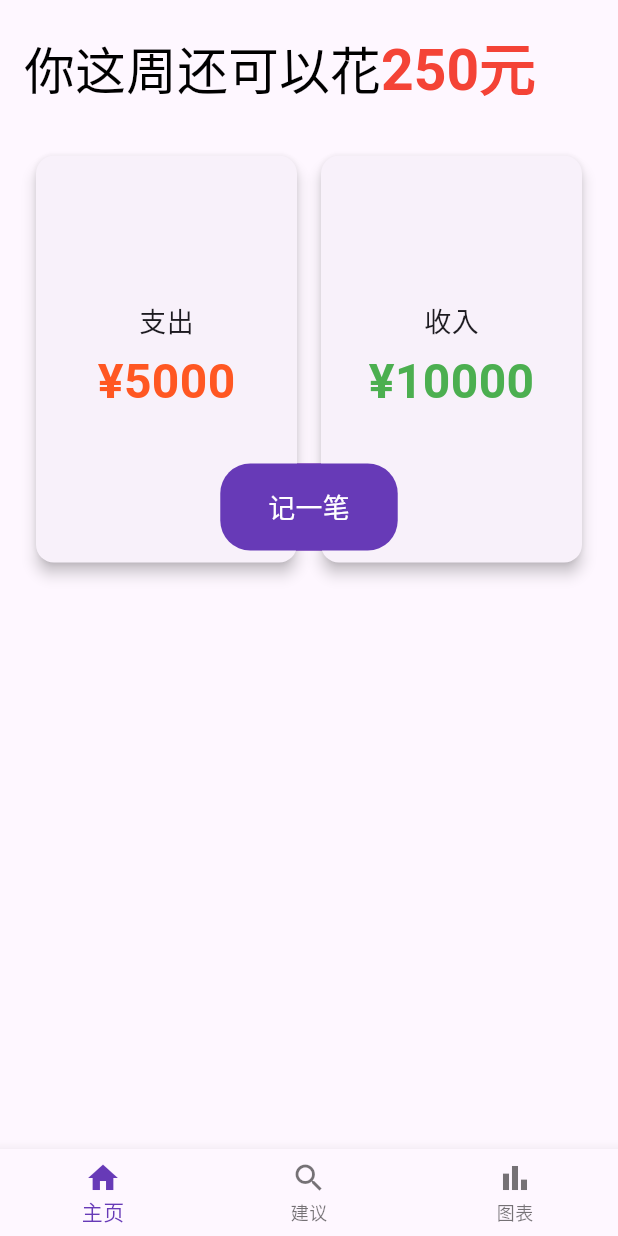
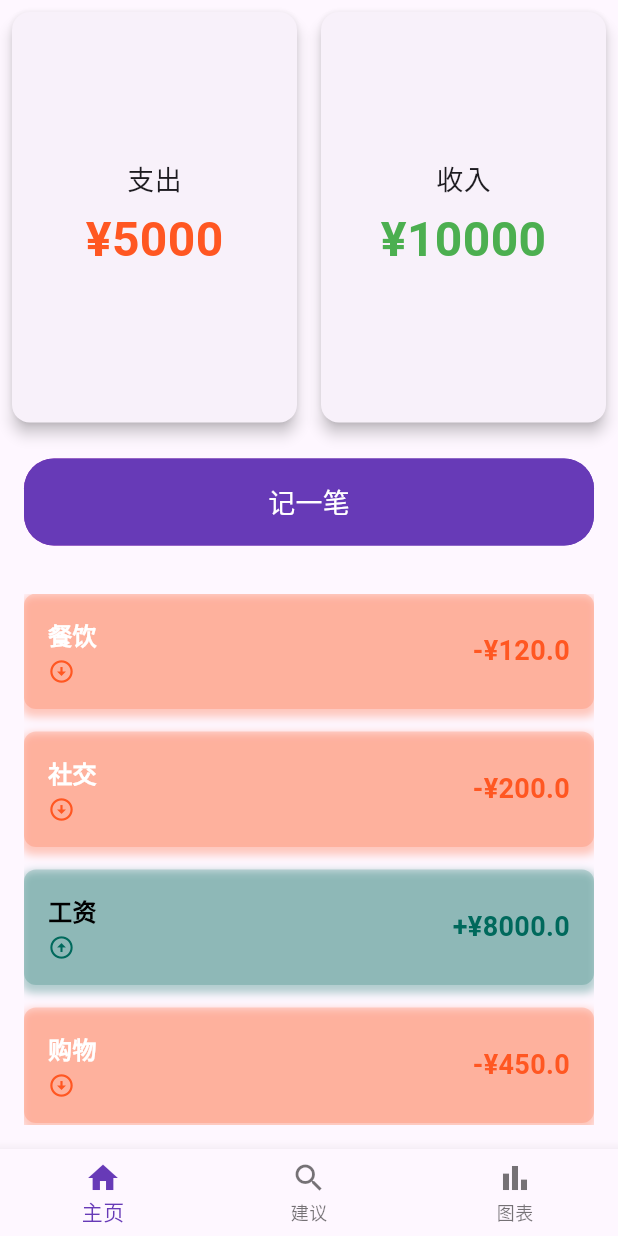
Before and after one commit to ChengHua926/agi_hackathon, a Flutter app: the screen it shows after launch, on a phone screen of 412 x 824 dp. Run offline on Flutter 3.47's test engine with Material 3 defaults, Android fonts, the phone set to English and light mode, and no system bars; our stand-ins replace speech_to_text.

Commit message:
card UI re-design

```diff
--- a/lib/landingPage.dart
+++ b/lib/landingPage.dart
@@ -27,37 +27,7 @@ class _LandingPageState extends State<LandingPage> {
         child: Column(
           children: [
             Expanded(
-              flex: 1,
-              child: Container(
-                padding: const EdgeInsets.fromLTRB(
-                    16, 16, 0, 10), // Added left padding
-                alignment: Alignment.topLeft,
-                child: RichText(
-                  text: const TextSpan(
-                    style: TextStyle(
-                      fontSize: 34, // Bigger font size
-                      fontWeight: FontWeight.normal,
-                      color: Colors.black, // Default text color
-                    ),
-                    children: <TextSpan>[
-                      TextSpan(text: "你这周还可以花"), // Regular text
-                      TextSpan(
-                        text: "250元",
-                        style: TextStyle(
-                          fontSize: 38, // Even larger font size for the number
-                          fontWeight: FontWeight.bold,
-                          color: Colors.red, // Highlight color
-                        ),
-                      ),
-                    ],
-                  ),
-                ),
-              ),
-            ),
-            Expanded(
               flex: 3,
-              child: Container(
-                padding: const EdgeInsets.symmetric(horizontal: 16.0),
               child: Stack(
                 alignment: Alignment.center,
                 children: [
@@ -66,7 +36,7 @@ class _LandingPageState extends State<LandingPage> {
                       Expanded(
                         child: Card(
                           margin: const EdgeInsets.all(8.0),
-                            elevation: 4.0, // Adjust the elevation as needed
+                          elevation: 4.0,
                           child: Container(
                             padding: const EdgeInsets.all(16.0),
                             child: const Column(
@@ -77,16 +47,13 @@ class _LandingPageState extends State<LandingPage> {
                                   "支出",
                                   style: TextStyle(fontSize: 18),
                                 ),
-                                  SizedBox(
-                                      height:
-                                          4.0), // Spacing for aesthetic purposes
+                                SizedBox(height: 4.0),
                                 Text(
                                   "¥5000",
                                   style: TextStyle(
                                     fontSize: 32,
                                     fontWeight: FontWeight.bold,
-                                      color: Colors
-                                          .deepOrange, // Adjust the color as needed
+                                    color: Colors.deepOrange,
                                   ),
                                 ),
                               ],
@@ -114,8 +81,7 @@ class _LandingPageState extends State<LandingPage> {
                                   style: TextStyle(
                                     fontSize: 32,
                                     fontWeight: FontWeight.bold,
-                                      color: Colors
-                                          .green, // Adjust the color as needed
+                                    color: Colors.green,
                                   ),
                                 ),
                               ],
@@ -125,8 +91,13 @@ class _LandingPageState extends State<LandingPage> {
                       ),
                     ],
                   ),
-                    Positioned(
-                      bottom: 16,
+                ],
+              ),
+            ),
+            Padding(
+              padding: const EdgeInsets.fromLTRB(16, 16, 16, 16),
+              child: Container(
+                width: double.infinity,
                 child: Ink(
                   decoration: BoxDecoration(
                     gradient: const LinearGradient(
@@ -141,29 +112,29 @@ class _LandingPageState extends State<LandingPage> {
                       Navigator.push(
                         context,
                         MaterialPageRoute(
-                                  builder: (context) => const RecordingPage()),
+                          builder: (context) => const RecordingPage(),
+                        ),
                       );
                     },
                     style: ElevatedButton.styleFrom(
                       backgroundColor: Colors.deepPurple,
-                            shadowColor: Colors.transparent, // No shadow
+                      shadowColor: Colors.transparent,
                       padding: const EdgeInsets.symmetric(
-                                horizontal: 32.0, vertical: 16.0),
+                        horizontal: 32.0,
+                        vertical: 16.0,
+                      ),
                       shape: RoundedRectangleBorder(
-                              borderRadius:
-                                  BorderRadius.circular(20), // Rounded corners
+                        borderRadius: BorderRadius.circular(20),
                       ),
                     ),
                     child: const Text(
                       '记一笔',
                       style: TextStyle(
                         fontSize: 18,
-                                color: Colors.white), // Increase font size
+                        color: Colors.white,
                       ),
                     ),
                   ),
-                    ),
-                  ],
                 ),
               ),
             ),
@@ -179,7 +150,9 @@ class _LandingPageState extends State<LandingPage> {
                         final spending = spendingListProvider.spendings[index];
                         return Spending(
                           category: spending.category,
-                            amount: spending.amount);
+                          amount: spending.amount,
+                          isExpense: spending.isExpense,
+                        );
                       },
                     );
                   },
--- a/lib/provider/spending.dart
+++ b/lib/provider/spending.dart
@@ -1,17 +1,26 @@
 import 'package:flutter/material.dart';
-
 import 'spending_model.dart'; // Import the Spending model
 
-
-
-
 class SpendingListProvider with ChangeNotifier {
-  List<Spending> _spendings = [];
+  // Predefined list of spendings and earnings
+  // ignore: prefer_final_fields
+  List<Spending> _spendings = [
+    Spending(category: '餐饮', amount: 120.0, isExpense: true),
+    Spending(category: '社交', amount: 200.0, isExpense: true),
+    Spending(category: '工资', amount: 8000.0, isExpense: false),
+    Spending(category: '购物', amount: 450.0, isExpense: true),
+    Spending(category: '礼金', amount: 500.0, isExpense: false),
+    Spending(category: '出行', amount: 30.0, isExpense: true),
+    Spending(category: '其他', amount: 150.0, isExpense: true),
+    Spending(category: '理财', amount: 1200.0, isExpense: false),
+    Spending(category: '其他', amount: 300.0, isExpense: false),
+  ];
 
   List<Spending> get spendings => _spendings;
 
-  void addSpending(String category, double amount) {
-    _spendings.add(Spending(category: category, amount: amount));
+  void addSpending(String category, double amount, bool isExpense) {
+    _spendings.add(
+        Spending(category: category, amount: amount, isExpense: isExpense));
     notifyListeners(); // Notifies listeners about changes
   }
 }
--- a/lib/provider/spending_model.dart
+++ b/lib/provider/spending_model.dart
@@ -1,6 +1,7 @@
 class Spending {
   String category;
   double amount;
+  bool isExpense;
 
-  Spending({required this.category, required this.amount});
+  Spending({required this.category, required this.amount, required this.isExpense});
 }
--- a/lib/recordingPage.dart
+++ b/lib/recordingPage.dart
@@ -44,7 +44,7 @@ class _RecordingPageState extends State<RecordingPage> {
       });
     } else {
       setState(() => _isLoading = true);
-      Future.delayed(const Duration(seconds: 1), () {
+      Future.delayed(const Duration(seconds: 3), () {
         setState(() {
           _isListening = false;
           _micIcon = Icons.mic;
@@ -61,7 +61,7 @@ class _RecordingPageState extends State<RecordingPage> {
     if (_formKey.currentState!.validate()) {
       _formKey.currentState!.save();
       Provider.of<SpendingListProvider>(context, listen: false)
-          .addSpending(_category!, _amount);
+          .addSpending(_category!, _amount, _isExpense);
       Navigator.pop(context);
     }
   }
--- a/lib/widgets/spendingWidget.dart
+++ b/lib/widgets/spendingWidget.dart
@@ -2,50 +2,71 @@ import 'package:flutter/material.dart';
 
 class Spending extends StatelessWidget {
   final String category;
-  final num amount; // Can represent both int and double types
+  final num amount;
+  final bool isExpense;
 
   const Spending({
     super.key,
     required this.category,
     required this.amount,
+    required this.isExpense,
   });
 
   @override
   Widget build(BuildContext context) {
+    final colorTheme = isExpense ? Colors.deepOrange : Colors.teal[800];
+    final textColor = isExpense ? Colors.white : Colors.black;
+    String amountString = isExpense ? '-¥$amount' : '+¥$amount';
+
     return Padding(
       padding: const EdgeInsets.only(bottom: 15),
       child: Container(
-        padding: const EdgeInsets.all(16), // Provide some padding inside the container
-        decoration:  BoxDecoration(
-          color: Colors.white,
-          borderRadius: BorderRadius.circular(8), // Rounded corners
+        padding: const EdgeInsets.all(16),
+        decoration: BoxDecoration(
+          color: colorTheme!
+              .withOpacity(0.2), // Use the color theme with reduced opacity
+          borderRadius: BorderRadius.circular(8),
           boxShadow: [
             BoxShadow(
-              color: Colors.grey.withOpacity(0.2), // Shadow color
+              color: colorTheme
+                  .withOpacity(0.3), // Use the color theme for the shadow
               spreadRadius: 2,
               blurRadius: 4,
-              offset: const Offset(0, 3), // Shadow position
+              offset: const Offset(0, 3),
             ),
           ],
         ),
         child: Row(
-          mainAxisAlignment: MainAxisAlignment.spaceBetween, // Space between the category and the amount
+          mainAxisAlignment: MainAxisAlignment.spaceBetween,
           children: [
+            Column(
+              crossAxisAlignment: CrossAxisAlignment.start,
+              children: [
+                Text(
+                  category,
+                  style: TextStyle(
+                    fontSize: 16,
+                    fontWeight: FontWeight.bold,
+                    color:
+                        textColor, // Use the text color based on the color theme
+                  ),
+                ),
+                const SizedBox(height: 4), // Add some spacing
+                Icon(
+                  isExpense ? Icons.arrow_circle_down : Icons.arrow_circle_up,
+                  color: colorTheme, // Use the color theme for the icon
+                  size: 18,
+                ),
+              ],
+            ),
             Text(
-              category,
-              style: const TextStyle(
-                fontSize: 16, // Font size
-                fontWeight: FontWeight.bold, // Font weight
+              amountString,
+              style: TextStyle(
+                fontSize: 18,
+                fontWeight: FontWeight.bold,
+                color: colorTheme, // Use the color theme for the amount
               ),
             ),
-            Text(
-              '¥${amount.toString()}', // Display amount with currency symbol
-              style: const TextStyle(
-                fontSize: 16, // Font size
-                color: Colors.black54, // Font color
-              ),
-            ),
-            // SizedBox(height: 16,),
           ],
         ),
       ),
```
Lines whose indentation alone changed are shown as unchanged.
